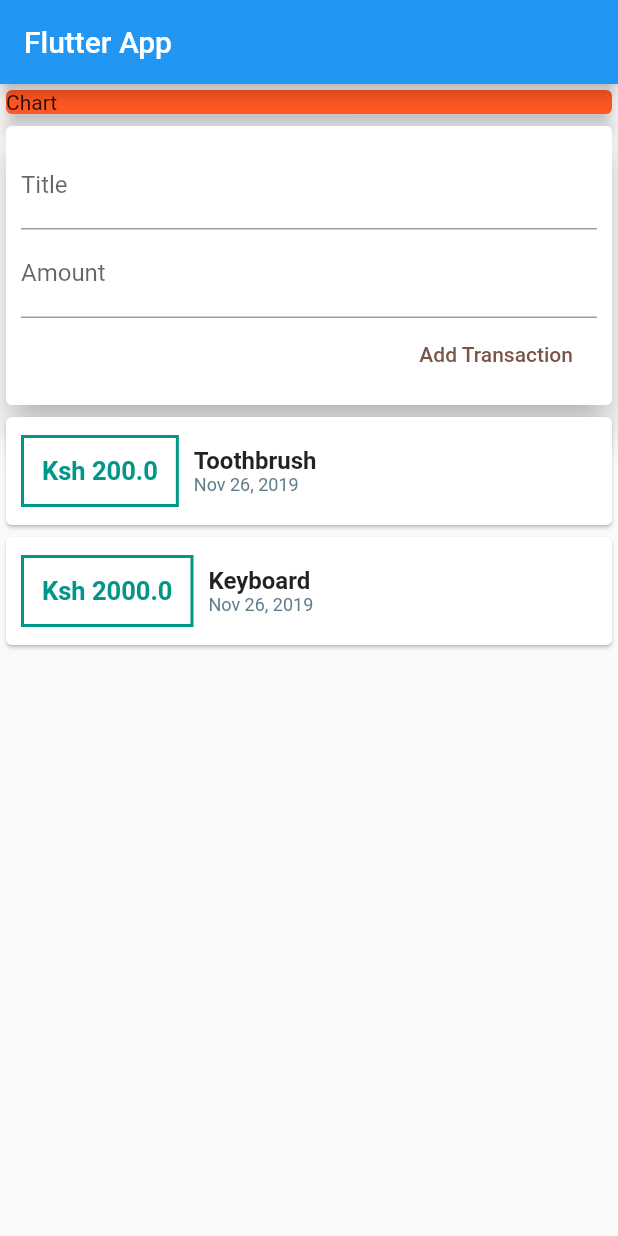
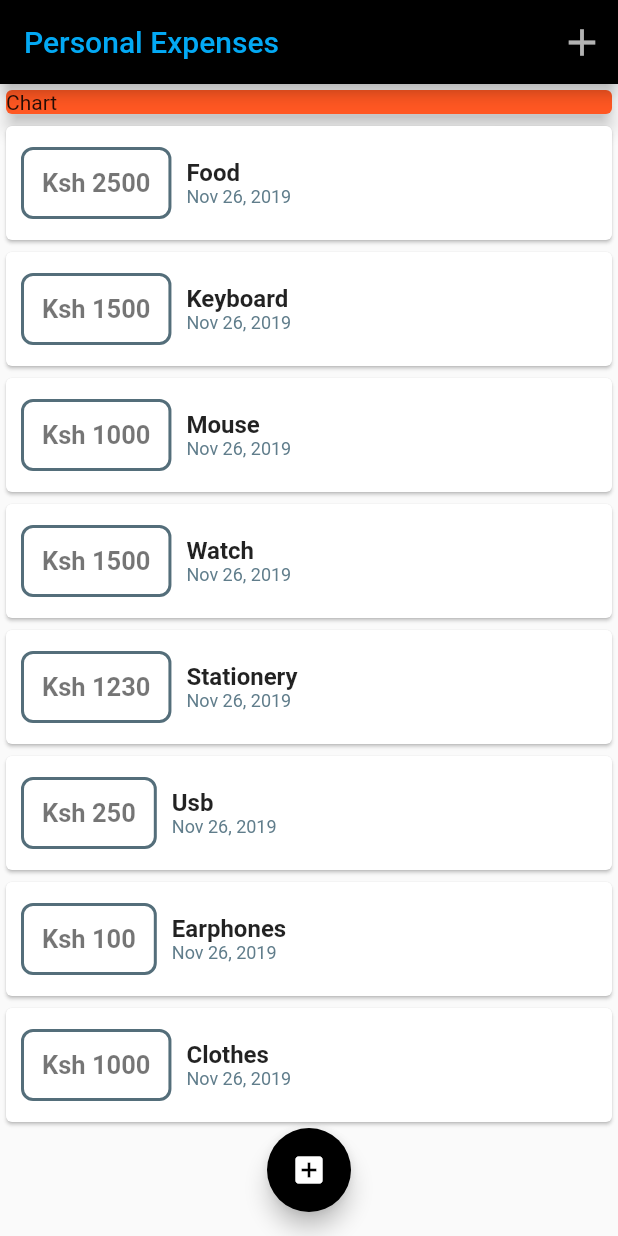
Before and after one commit to cosmasnyairo/Personal_Expenses_App, a Flutter app: the screen it shows after launch, on a phone screen of 412 x 824 dp. Run offline on Flutter 3.47's test engine with Material 2 defaults, Android fonts, the phone set to English and light mode, and no system bars.

Commit message:
New Commit

```diff
--- a/lib/main.dart
+++ b/lib/main.dart
@@ -1,7 +1,9 @@
 import 'package:flutter/material.dart';
-import 'package:intl/intl.dart';
+import 'package:personalexpenses/widgets/transaction_list.dart';
 
-import './transaction.dart';
+import './widgets/transaction_list.dart';
+import './widgets/new_transaction.dart';
+import './models/transaction.dart';
 
 void main() => runApp(MyApp());
 
@@ -15,47 +17,114 @@ class MyApp extends StatelessWidget {
   }
 }
 
-class MyHomePage extends StatelessWidget {
-  final List<Transaction> transactions = [
+class MyHomePage extends StatefulWidget {
+  @override
+  _MyHomePageState createState() => _MyHomePageState();
+}
+
+class _MyHomePageState extends State<MyHomePage> {
+  final List<Transaction> _usertransactions = [
     Transaction(
       id: 'a1',
-      title: 'Toothbrush',
-      amount: 200,
+      title: 'Food',
+      amount: 2500,
       date: DateTime.now(),
     ),
     Transaction(
       id: 'a2',
       title: 'Keyboard',
-      amount: 2000,
+      amount: 1500,
       date: DateTime.now(),
     ),
-    // Transaction(
-    //   id: 'a3',
-    //   title: 'Mouse',
-    //   amount: 1000,
-    //   date: DateTime.now(),
-    // ),
-    // Transaction(
-    //   id: 'a4',
-    //   title: 'Watch',
-    //   amount: 1500,
-    //   date: DateTime.now(),
-    // ),
+    Transaction(
+      id: 'a3',
+      title: 'Mouse',
+      amount: 1000,
+      date: DateTime.now(),
+    ),
+    Transaction(
+      id: 'a4',
+      title: 'Watch',
+      amount: 1500,
+      date: DateTime.now(),
+    ),
+    Transaction(
+      id: 'a5',
+      title: 'Stationery',
+      amount: 1230,
+      date: DateTime.now(),
+    ),
+    Transaction(
+      id: 'a6',
+      title: 'Usb',
+      amount: 250,
+      date: DateTime.now(),
+    ),
+    Transaction(
+      id: 'a7',
+      title: 'Earphones',
+      amount: 100,
+      date: DateTime.now(),
+    ),
+    Transaction(
+      id: 'a8',
+      title: 'Clothes',
+      amount: 1000,
+      date: DateTime.now(),
+    ),
   ];
 
-  // String titleInput;
-  // String amountInput;
+  void _newTransaction(String newtitle, double newamount) {
+    final newT = Transaction(
+      id: DateTime.now().toString(),
+      title: newtitle,
+      amount: newamount,
+      date: DateTime.now(),
+    );
 
-  final titleController =TextEditingController();
-  final amountController =TextEditingController();
+    setState(() {
+      _usertransactions.add(newT); //add new element to list
+    });
+  }
+
+  void _StartAddNewTransaction(BuildContext contx) {
+    showModalBottomSheet(
+      context: contx,
+      builder: (_) {
+        return GestureDetector(
+          onTap: (){},
+          child: NewTransaction(_newTransaction),
+          behavior: HitTestBehavior.opaque,
+        );
+      },
+    );
+  }
 
   @override
   Widget build(BuildContext context) {
     return Scaffold(
       appBar: AppBar(
-        title: Text('Flutter App'),
+        backgroundColor: Colors.black,
+        title: Text(
+          'Personal Expenses',
+          style: TextStyle(
+            color: Colors.lightBlue,
           ),
-      body: Column(
+        ),
+        actions: <Widget>[
+          IconButton(
+            icon: Icon(
+              Icons.add,
+              size: 30,
+              color: Colors.white70,
+            ),
+            onPressed: () => _StartAddNewTransaction(context),
+          ),
+        ],
+      ),
+      body: SingleChildScrollView(
+        //easy scrolling
+        child: Column(
           crossAxisAlignment: CrossAxisAlignment.stretch,
           children: <Widget>[
             Container(
@@ -66,83 +135,15 @@ class MyHomePage extends StatelessWidget {
                 child: Text('Chart'),
               ),
             ),
-          Card(
-            elevation: 10,
-            child: Container(
-              padding: EdgeInsets.all(10),
-              child: Column(
-                crossAxisAlignment: CrossAxisAlignment.end,
-                children: <Widget>[
-                  TextField(
-                    decoration: InputDecoration(labelText: 'Title'),
-                    controller: titleController,
-
-                  ),
-                  TextField(
-                    decoration: InputDecoration(labelText: 'Amount'),
-                    controller: amountController,
-                  ),
-                  FlatButton(
-                    child: Text('Add Transaction'),
-                    textColor: Colors.brown,
-                    onPressed: () {
-                      print(titleController.text);
-                      print(amountController.text);
-                    },
-                  )
+            TransactionList(_usertransactions)
           ],
         ),
       ),
-          ),
-          Column(
-            children: transactions.map((tx) {
-              return Card(
-                child: Row(
-                  children: <Widget>[
-                    Container(
-                      padding: EdgeInsets.all(12),
-                      margin: EdgeInsets.symmetric(
-                        horizontal: 10,
-                        vertical: 12,
-                      ),
-                      decoration: BoxDecoration(
-                          border: Border.all(
-                        color: Colors.teal,
-                        width: 2,
-                      )),
-                      child: Text(
-                        'Ksh ${tx.amount}',
-                        style: TextStyle(
-                            fontWeight: FontWeight.bold,
-                            fontSize: 17,
-                            color: Colors.teal),
-                      ),
-                    ),
-                    Column(
-                      crossAxisAlignment: CrossAxisAlignment.start,
-                      children: <Widget>[
-                        Text(
-                          tx.title,
-                          style: TextStyle(
-                            fontWeight: FontWeight.bold,
-                            fontSize: 16,
-                          ),
-                        ),
-                        Text(
-                          DateFormat.yMMMd().format(tx.date),
-                          style: TextStyle(
-                            color: Colors.blueGrey,
-                            fontSize: 12,
-                          ),
-                        ),
-                      ],
-                    )
-                  ],
-                ),
-              );
-            }).toList(),
-          ),
-        ],
+      floatingActionButtonLocation: FloatingActionButtonLocation.centerFloat,
+      floatingActionButton: FloatingActionButton(
+        child: Icon(Icons.add_box),
+        backgroundColor: Colors.black,
+        onPressed: () => _StartAddNewTransaction(context),
       ),
     );
   }
--- /dev/null
+++ b/lib/widgets/transaction_list.dart
@@ -0,0 +1,71 @@
+import 'package:flutter/material.dart';
+import 'package:intl/intl.dart';
+
+import '../models/transaction.dart';
+
+class TransactionList extends StatelessWidget {
+  final List<Transaction> transactions;
+
+  TransactionList(this.transactions);
+  @override
+  Widget build(BuildContext context) {
+    return Container(
+      //wrapping in container ,setting height then using scrollview enales list be scrolled independently,removed
+      //scroll direction to horizontal is for future use
+      //list view builderr is more optimal
+      height: 800,
+      child: ListView.builder(
+        itemBuilder: (contex, index ){
+          //needs widget to  be return
+          return Card(
+            child: Row(
+              children: <Widget>[
+                Container(
+                  padding: EdgeInsets.all(12),
+                  margin: EdgeInsets.symmetric(
+                    horizontal: 10,
+                    vertical: 14,
+                  ),
+                  decoration: BoxDecoration(
+                    border: Border.all(
+                      color: Colors.blueGrey[600],
+                      width: 2,
+                    ),
+                    borderRadius: BorderRadius.all(Radius.circular(8.0)),
+                  ),
+                  child: Text(
+                    'Ksh ${transactions[index].amount.toStringAsFixed(0)}',
+                    style: TextStyle(
+                        fontWeight: FontWeight.bold,
+                        fontSize: 17,
+                        color: Colors.black54),
+                  ),
+                ),
+                Column(
+                  crossAxisAlignment: CrossAxisAlignment.start,
+                  children: <Widget>[
+                    Text(
+                      transactions[index].title,
+                      style: TextStyle(
+                        fontWeight: FontWeight.bold,
+                        fontSize: 16,
+                      ),
+                    ),
+                    Text(
+                      DateFormat.yMMMd().format(transactions[index].date),
+                      style: TextStyle(
+                        color: Colors.blueGrey,
+                        fontSize: 12,
+                      ),
+                    ),
+                  ],
+                )
+              ],
+            ),
+          );
+        },
+        itemCount: transactions.length,
+      ),
+    );
+  }
+}
```
Also changed, not shown: lib/widgets/new_transaction.dart (added, +63 -0 lines), lib/models/transaction.dart (renamed from lib/transaction.dart), 1 other file. Lines whose indentation alone changed are shown as unchanged.
